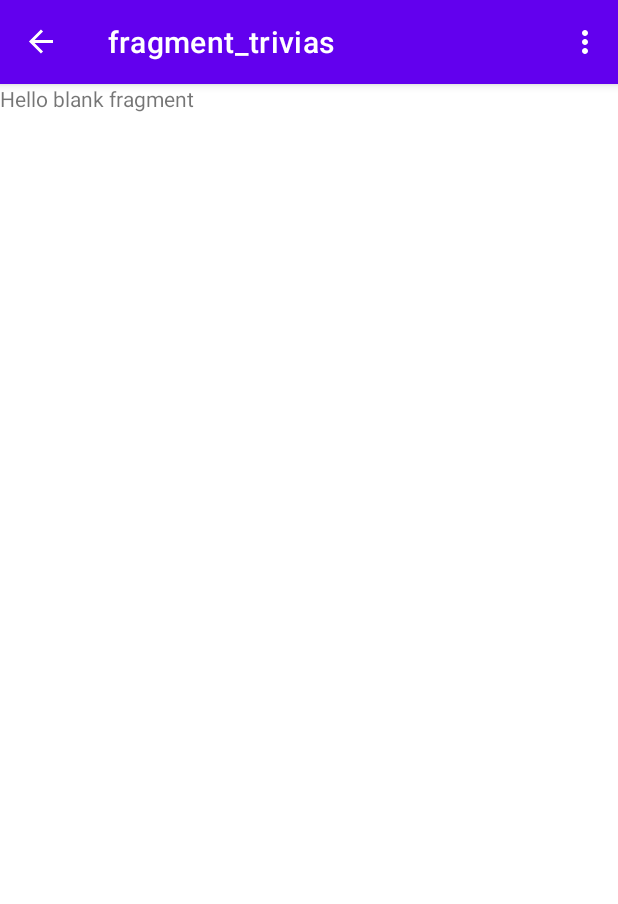
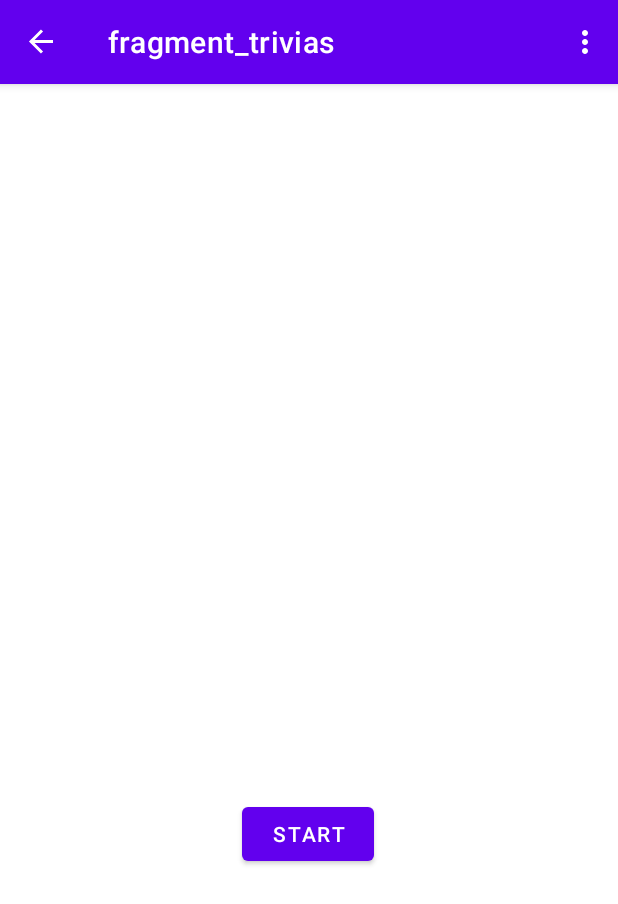
Before and after one commit to Adamo2499/compendium, an Android app: the TriviasFragment screen opened through its navigation route, on a phone screen of 412 x 824 dp. Shown: the top 904 px of the screen. Run offline under Robolectric (Android 15) with nearby library versions, the phone set to English and light mode, and no system bars; our stand-ins replace navigation-ui.

```diff
--- a/app/src/main/AndroidManifest.xml
+++ b/app/src/main/AndroidManifest.xml
@@ -11,6 +11,11 @@
         android:supportsRtl="true"
         android:theme="@style/Theme.Compendium"
         tools:targetApi="31">
+        <service
+            android:name=".AISiriService"
+            android:enabled="true"
+            android:exported="true"></service>
+
         <activity
             android:name=".MainActivity"
             android:exported="true"
--- a/app/src/main/java/com/example/compendium/TriviasFragment.java
+++ b/app/src/main/java/com/example/compendium/TriviasFragment.java
@@ -1,58 +1,46 @@
 package com.example.compendium;
 
+import static android.content.ContentValues.TAG;
+
+import android.content.Intent;
 import android.os.Bundle;
 
+import androidx.annotation.NonNull;
+import androidx.annotation.Nullable;
 import androidx.fragment.app.Fragment;
+import androidx.fragment.app.FragmentManager;
 
+import android.util.Log;
 import android.view.LayoutInflater;
 import android.view.View;
 import android.view.ViewGroup;
+import android.widget.ArrayAdapter;
+import android.widget.Button;
+import android.widget.ListView;
+import android.widget.TextView;
+import android.widget.Toast;
 
-/**
- * A simple {@link Fragment} subclass.
- * Use the {@link TriviasFragment#newInstance} factory method to
- * create an instance of this fragment.
- */
+import com.example.compendium.databinding.FragmentTriviasBinding;
+
+import org.w3c.dom.Text;
+
 public class TriviasFragment extends Fragment {
 
-    // TODO: Rename parameter arguments, choose names that match
-    // the fragment initialization parameters, e.g. ARG_ITEM_NUMBER
-    private static final String ARG_PARAM1 = "param1";
-    private static final String ARG_PARAM2 = "param2";
+    private FragmentTriviasBinding binding;
 
-    // TODO: Rename and change types of parameters
-    private String mParam1;
-    private String mParam2;
+//    ListView trivasList;
+//    String trivias[] = {"Trivia1","Trivia2","Trivia3"};
+
 
     public TriviasFragment() {
         // Required empty public constructor
     }
 
-    /**
-     * Use this factory method to create a new instance of
-     * this fragment using the provided parameters.
-     *
-     * @param param1 Parameter 1.
-     * @param param2 Parameter 2.
-     * @return A new instance of fragment TriviasFragment.
-     */
-    // TODO: Rename and change types and number of parameters
-    public static TriviasFragment newInstance(String param1, String param2) {
-        TriviasFragment fragment = new TriviasFragment();
-        Bundle args = new Bundle();
-        args.putString(ARG_PARAM1, param1);
-        args.putString(ARG_PARAM2, param2);
-        fragment.setArguments(args);
-        return fragment;
-    }
-
     @Override
     public void onCreate(Bundle savedInstanceState) {
         super.onCreate(savedInstanceState);
-        if (getArguments() != null) {
-            mParam1 = getArguments().getString(ARG_PARAM1);
-            mParam2 = getArguments().getString(ARG_PARAM2);
-        }
+        binding = FragmentTriviasBinding.inflate(getLayoutInflater());
+        View view = binding.getRoot();
     }
 
     @Override
@@ -61,4 +49,38 @@ public class TriviasFragment extends Fragment {
         // Inflate the layout for this fragment
         return inflater.inflate(R.layout.fragment_trivias, container, false);
     }
+
+    @Override
+    public void onViewCreated(@NonNull View view, @Nullable Bundle savedInstanceState) {
+        super.onViewCreated(view, savedInstanceState);
+        Button startAISiri = (Button) view.findViewById(R.id.start_aisiri_button);
+        Button stopAISiri = (Button) view.findViewById(R.id.stop_aisiri_button);
+        Intent AISiriIntent = new Intent(String.valueOf(AISiriService.class));
+
+//        if (binding != null && binding.startAisiriButton != null) {
+//
+//        } else {
+//            Log.e(TAG, "Binding object or startAisiriButton is null");
+//        }
+
+        binding.startAisiriButton.setOnClickListener(new View.OnClickListener() {
+            @Override
+            public void onClick(View view) {
+                Log.e(TAG, "AI Siri Start button clicked!");
+                startAISiri.setVisibility(View.INVISIBLE);
+                startActivity(AISiriIntent);
+                stopAISiri.setVisibility(View.VISIBLE);
+            }
+        });
+
+        binding.stopAisiriButton.setOnClickListener(new View.OnClickListener() {
+            @Override
+            public void onClick(View view) {
+                Log.e(TAG, "AI Siri Stop button clicked!");
+                getActivity().finish();
+                startAISiri.setVisibility(View.VISIBLE);
+                stopAISiri.setVisibility(View.INVISIBLE);
+            }
+        });
+    }
 }
--- a/app/src/main/res/layout/fragment_trivias.xml
+++ b/app/src/main/res/layout/fragment_trivias.xml
@@ -1,14 +1,32 @@
 <?xml version="1.0" encoding="utf-8"?>
-<FrameLayout xmlns:android="http://schemas.android.com/apk/res/android"
+<androidx.constraintlayout.widget.ConstraintLayout xmlns:android="http://schemas.android.com/apk/res/android"
+    xmlns:app="http://schemas.android.com/apk/res-auto"
     xmlns:tools="http://schemas.android.com/tools"
+    android:id="@+id/frameLayout2"
     android:layout_width="match_parent"
     android:layout_height="match_parent"
     tools:context=".TriviasFragment">
 
-    <!-- TODO: Update blank fragment layout -->
-    <TextView
-        android:layout_width="match_parent"
-        android:layout_height="match_parent"
-        android:text="@string/hello_blank_fragment" />
+    <Button
+        android:id="@+id/start_aisiri_button"
+        android:layout_width="wrap_content"
+        android:layout_height="wrap_content"
+        android:layout_marginTop="476dp"
+        android:text="@string/start_aisiri_button_label"
+        app:layout_constraintEnd_toEndOf="parent"
+        app:layout_constraintHorizontal_bias="0.498"
+        app:layout_constraintStart_toStartOf="parent"
+        app:layout_constraintTop_toTopOf="parent" />
 
-</FrameLayout>
+    <Button
+        android:id="@+id/stop_aisiri_button"
+        android:layout_width="wrap_content"
+        android:layout_height="wrap_content"
+        android:layout_marginTop="476dp"
+        android:text="@string/stop_aisiri_button_label"
+        android:visibility="invisible"
+        app:layout_constraintEnd_toEndOf="parent"
+        app:layout_constraintHorizontal_bias="0.498"
+        app:layout_constraintStart_toStartOf="parent"
+        app:layout_constraintTop_toTopOf="parent" />
+</androidx.constraintlayout.widget.ConstraintLayout>
--- a/app/src/main/res/values/strings.xml
+++ b/app/src/main/res/values/strings.xml
@@ -2,7 +2,7 @@
     <string name="app_name">Compendium</string>
     <string name="action_settings">Ustawienia</string>
     <!-- Strings used for fragments for navigation -->
-    <string name="first_fragment_label" >First Fragment</string>
+    <string name="first_fragment_label" >Strona główna</string>
     <string name="second_fragment_label" >Second Fragment</string>
     <string name="next">Następny</string>
     <string name="previous">Poprzedni</string>
@@ -20,10 +20,13 @@
     <string name="about_label">O aplikacji</string>
 
     <!-- Podpisy przycisków - postaci -->
-    <string name="character1_label">Kapral Lin</string>
-    <string name="character2_label">DOS</string>
-    <string name="character3_label">Antyvir</string>
-    <string name="cgaracter4_label">Norton</string>
+    <string-array name="characters_names">
+        <item>Kapral Lin</item>
+        <item>DOS</item>
+        <item>Antyvir</item>
+        <item>Norton</item>
+    </string-array>
+
     <!-- TODO: Remove or change this placeholder text -->
     <string name="hello_blank_fragment" >Hello blank fragment</string>
     <string name="author_link" >https://www.jonathanocean.pl/</string>
@@ -32,5 +35,7 @@
     <string name="open_main_page_button_text">Otwórz stronę domową</string>
     <string name="jonathan_ocean_logo_desc">Jonathan Ocean Logo</string>
     <string name="jonathan_ocean_photo_desc">Photo of Jonathan Ocean</string>
+    <string name="start_aisiri_button_label">Start</string>
+    <string name="stop_aisiri_button_label">Stop</string>
     <!--    <string name="jonathan_ocean_logo_desc">Jonathan Ocean\'s logo</string>-->
 </resources>
```
Also changed, not shown: app/src/main/java/com/example/compendium/AISiriService.java (added, +69 -0 lines), app/src/main/java/com/example/compendium/CharactersFragment.java (+21 -4 lines), app/src/main/res/layout/fragment_characters.xml (+16 -4 lines).
